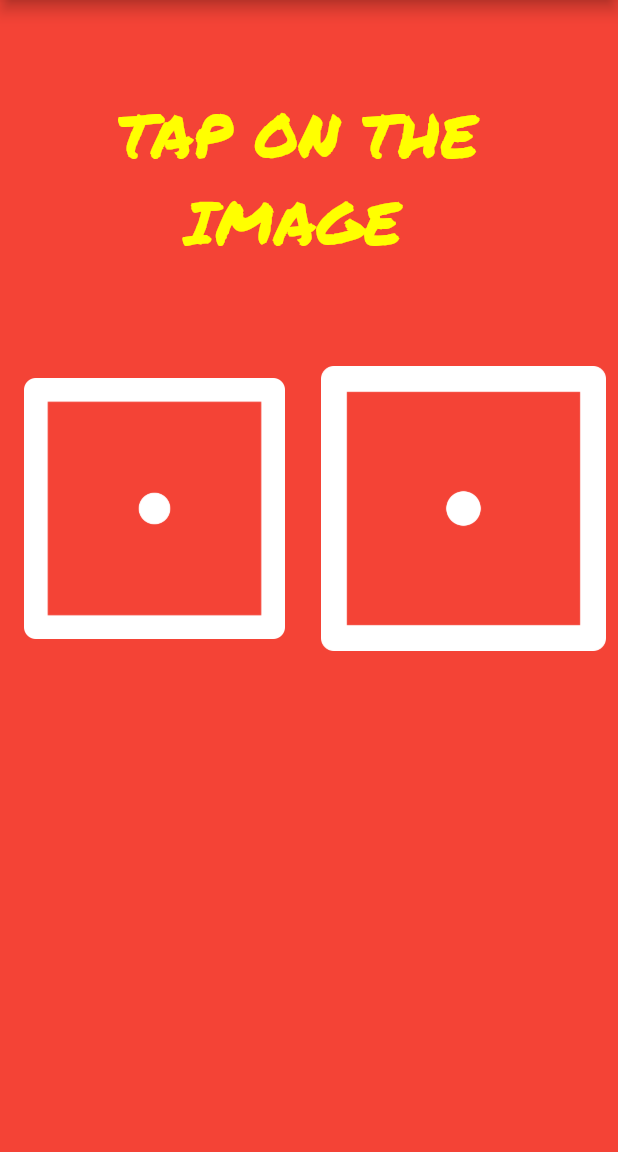
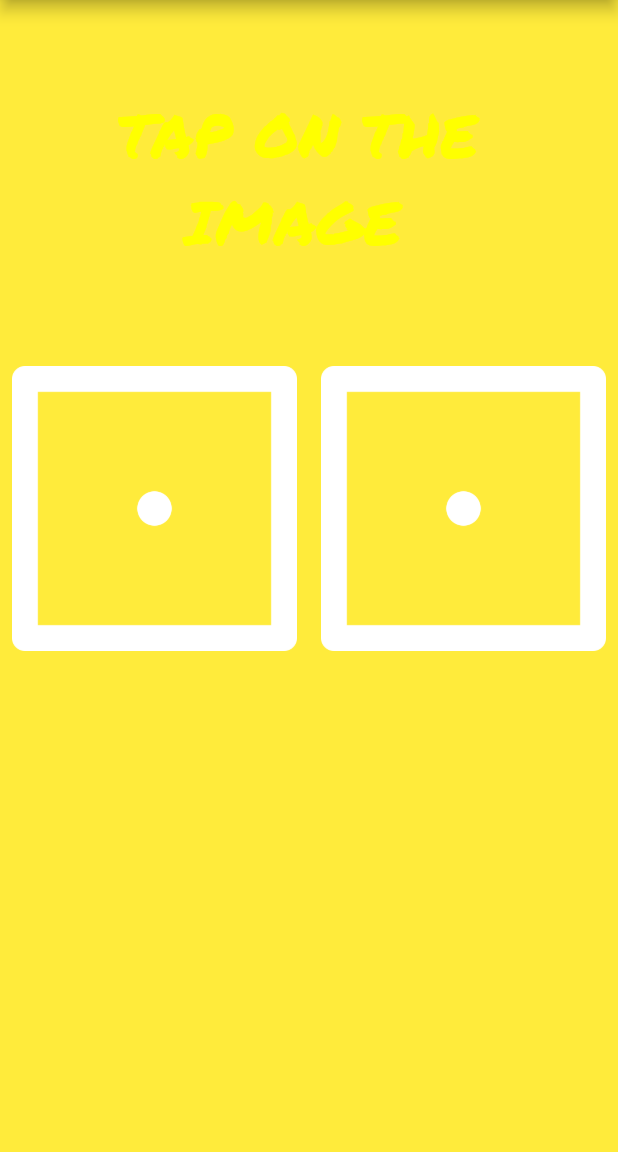
Before and after one commit to BasicNik/dice_app, a Flutter app: the screen it shows after launch, on a phone screen of 412 x 824 dp, the part 84-1236 px from its top. Run offline on Flutter 3.47's test engine with Material 2 defaults, Android fonts, the phone set to English and light mode, and no system bars; Roboto replaces fonts that are missing (Fattern).

Commit message:
Update main.dart

```diff
--- a/lib/main.dart
+++ b/lib/main.dart
@@ -27,7 +27,7 @@ class _MyAppState extends State<MyApp> {
     return MaterialApp(
       debugShowCheckedModeBanner: false,
       home: Scaffold(
-        backgroundColor: Colors.red,
+        backgroundColor: Colors.yellow,
         appBar: AppBar(
           backgroundColor: Colors.white,
           centerTitle: true,
@@ -55,7 +55,7 @@ class _MyAppState extends State<MyApp> {
                 child: Row(
                   children: [
                     Expanded(
-                      child: FlatButton(
+                      child: TextButton(
                         onPressed: () {
                           Diceface();
                         },
```
